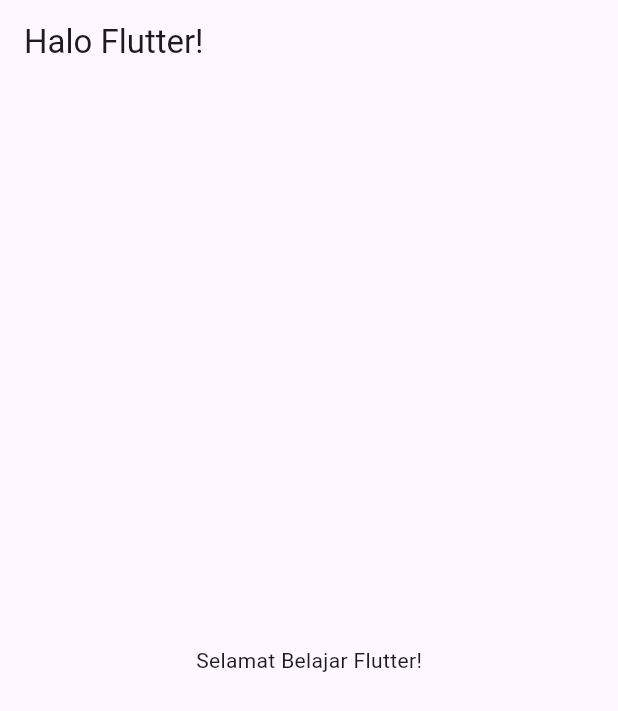
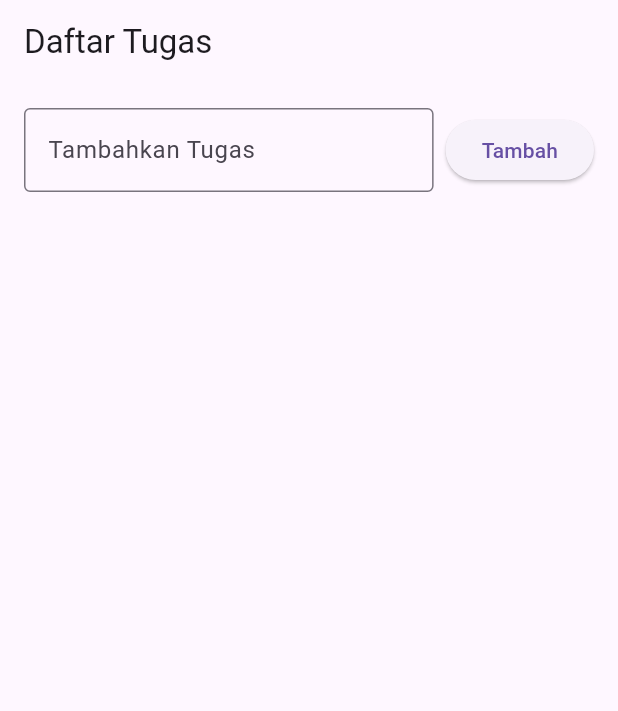
Before and after one commit to Radisty32/todolist-flutter, a Flutter app: the screen it shows after launch, on a phone screen of 412 x 824 dp. Shown: the top 711 px of the screen. Run offline on Flutter 3.47's test engine with Material 3 defaults, Android fonts, the phone set to English and light mode, and no system bars.

Commit message:
perubahan dikit

```diff
--- a/lib/main.dart
+++ b/lib/main.dart
@@ -1,23 +1,98 @@
 import 'package:flutter/material.dart';
 
 void main() {
-  runApp(const MyApp());
+  runApp(const TodoListApp());
 }
 
-class MyApp extends StatelessWidget {
-  const MyApp({super.key});
+class TodoListApp extends StatelessWidget {
+  const TodoListApp({super.key});
 
   @override
   Widget build(BuildContext context) {
     return MaterialApp(
-      title: 'Flutter Pertama',
-      theme: ThemeData(primarySwatch: Colors.blue),
-      home: Scaffold(
-        appBar: AppBar(
-          title: const Text('Halo Flutter!'),
-        ),
-        body: const Center(
-          child: Text('Selamat Belajar Flutter!'),
+      debugShowCheckedModeBanner: false,
+      title: 'Todo List',
+      theme: ThemeData(
+        primarySwatch: Colors.blue,
+      ),
+      home: const TodoHomePage(),
+    );
+  }
+}
+
+class TodoHomePage extends StatefulWidget {
+  const TodoHomePage({super.key});
+
+  @override
+  _TodoHomePageState createState() => _TodoHomePageState();
+}
+
+class _TodoHomePageState extends State<TodoHomePage> {
+  final List<String> _todos = []; // Daftar tugas
+  final TextEditingController _controller = TextEditingController(); // Untuk input teks
+
+  void _addTodo() {
+    final text = _controller.text;
+    if (text.isNotEmpty) {
+      setState(() {
+        _todos.add(text);
+        _controller.clear();
+      });
+    }
+  }
+
+  void _removeTodo(int index) {
+    setState(() {
+      _todos.removeAt(index);
+    });
+  }
+
+  @override
+  Widget build(BuildContext context) {
+    return Scaffold(
+      appBar: AppBar(
+        title: const Text('Daftar Tugas'),
+      ),
+      body: Padding(
+        padding: const EdgeInsets.all(16.0),
+        child: Column(
+          children: [
+            Row(
+              children: [
+                Expanded(
+                  child: TextField(
+                    controller: _controller,
+                    decoration: const InputDecoration(
+                      labelText: 'Tambahkan Tugas',
+                      border: OutlineInputBorder(),
+                    ),
+                  ),
+                ),
+                const SizedBox(width: 8),
+                ElevatedButton(
+                  onPressed: _addTodo,
+                  child: const Text('Tambah'),
+                )
+              ],
+            ),
+            const SizedBox(height: 16),
+            Expanded(
+              child: ListView.builder(
+                itemCount: _todos.length,
+                itemBuilder: (context, index) {
+                  return Card(
+                    child: ListTile(
+                      title: Text(_todos[index]),
+                      trailing: IconButton(
+                        icon: const Icon(Icons.delete),
+                        onPressed: () => _removeTodo(index),
+                      ),
+                    ),
+                  );
+                },
+              ),
+            )
+          ],
         ),
       ),
     );
```
